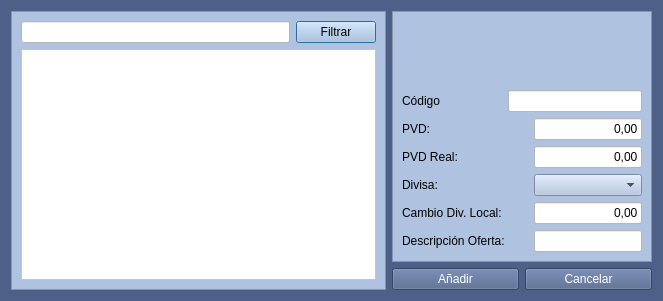
Qt form Almacen/frmasociarproveedor.ui (arcnexus/RedFoX) before a commit.
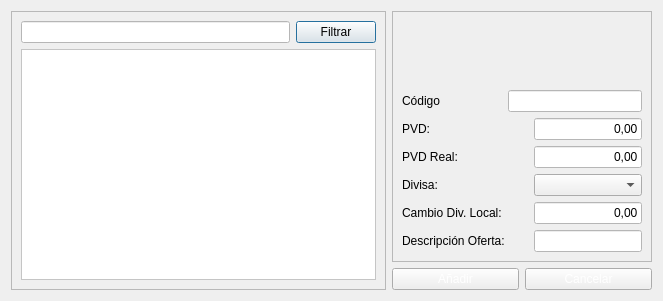
The same form after that commit. Icons and pictures are not drawn.

```diff
--- a/Almacen/frmasociarproveedor.ui
+++ b/Almacen/frmasociarproveedor.ui
@@ -14,18 +14,12 @@
    <string>Asociar proveedor-Artículo</string>
   </property>
   <property name="windowIcon">
-   <iconset resource="../Maya.qrc">
-    <normaloff>:/Icons/PNG/Maya.png</normaloff>:/Icons/PNG/Maya.png</iconset>
-  </property>
-  <property name="styleSheet">
-   <string notr="true">background: #4c6088</string>
+   <iconset resource="../maya.qrc">
+    <normaloff>:/Icons/PNG/NeuX.png</normaloff>:/Icons/PNG/NeuX.png</iconset>
   </property>
   <layout class="QGridLayout" name="gridLayout_3">
    <item row="0" column="0" rowspan="2">
     <widget class="QFrame" name="frame">
-     <property name="styleSheet">
-      <string notr="true">background-color: rgb(175,195,225);</string>
-     </property>
      <property name="frameShape">
       <enum>QFrame::StyledPanel</enum>
      </property>
@@ -72,9 +66,6 @@
    </item>
    <item row="0" column="1" colspan="2">
     <widget class="QFrame" name="frame_2">
-     <property name="styleSheet">
-      <string notr="true">background-color: rgb(175,195,225);</string>
-     </property>
      <property name="frameShape">
       <enum>QFrame::StyledPanel</enum>
      </property>
```
Left out of the diff: 8 changed lines with no effect on the pictures.
